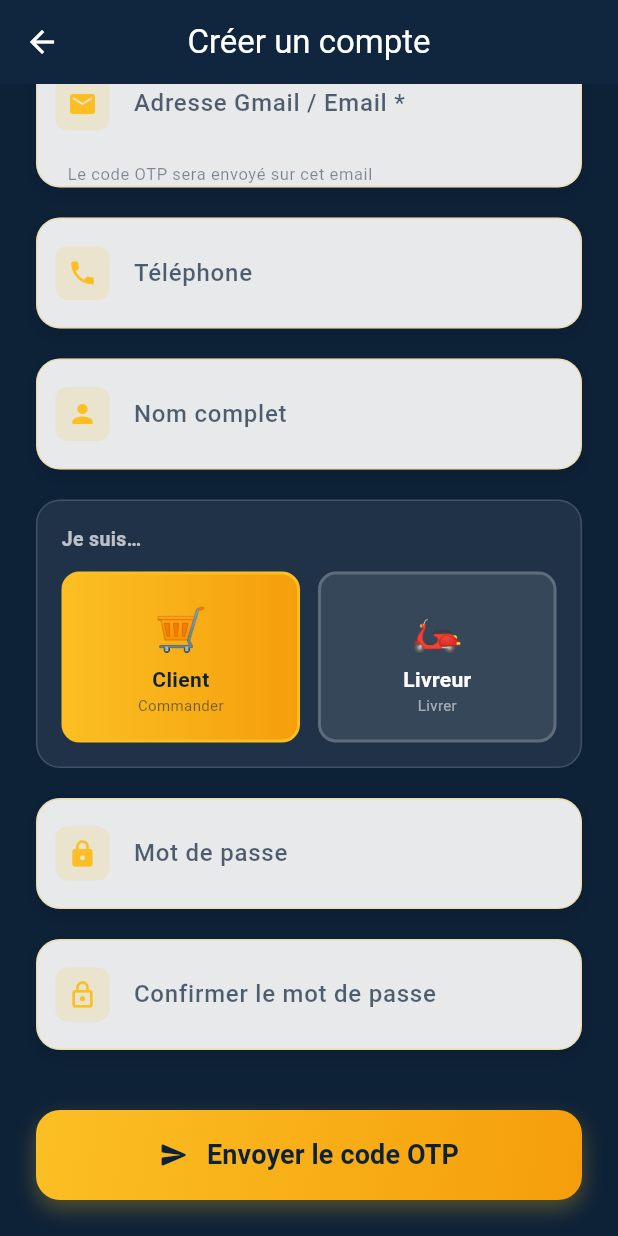
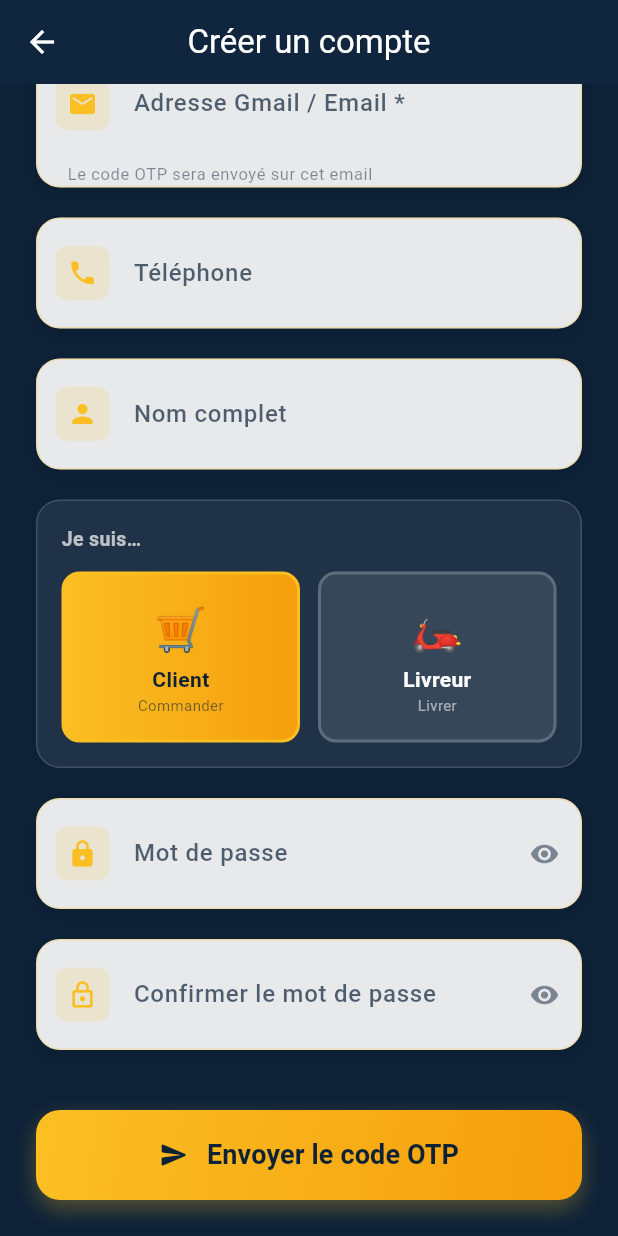
Before and after one commit to Steveghost237/plateforme-marche-publique, a Flutter app: the RegisterScreenOtp screen opened directly, scrolled down 339 dp, on a phone screen of 412 x 824 dp. Run offline on Flutter 3.47's test engine with Material 3 defaults, Android fonts, the phone set to English and light mode, and no system bars; our stand-ins replace cached_network_image, shared_preferences; accounts and stored records are empty.

Commit message:
fix: CodingMailer html field + password visibility toggle in register

```diff
--- a/mobile/lib/screens/register_screen_otp.dart
+++ b/mobile/lib/screens/register_screen_otp.dart
@@ -22,6 +22,8 @@ class _RegisterScreenOtpState extends State<RegisterScreenOtp> {
 
   int _currentStep = 0;
   bool _isLoading = false;
+  bool _obscurePassword = true;
+  bool _obscureConfirmPassword = true;
   String _selectedRole = 'client';
 
   @override
@@ -754,7 +756,7 @@ class _RegisterScreenOtpState extends State<RegisterScreenOtp> {
                   ),
                   child: TextFormField(
                     controller: _passwordController,
-                    obscureText: true,
+                    obscureText: _obscurePassword,
                     style: const TextStyle(
                       color: Color(0xFF0D2137),
                       fontSize: 16,
@@ -782,6 +784,14 @@ class _RegisterScreenOtpState extends State<RegisterScreenOtp> {
                           color: Color(0xFFFBBF24),
                           size: 20,
                         ),
+                      ),
+                      suffixIcon: IconButton(
+                        icon: Icon(
+                          _obscurePassword ? Icons.visibility : Icons.visibility_off,
+                          color: const Color(0xFF0D2137).withOpacity(0.5),
+                          size: 20,
+                        ),
+                        onPressed: () => setState(() => _obscurePassword = !_obscurePassword),
                       ),
                       border: InputBorder.none,
                       contentPadding: const EdgeInsets.symmetric(
@@ -821,7 +831,7 @@ class _RegisterScreenOtpState extends State<RegisterScreenOtp> {
                   ),
                   child: TextFormField(
                     controller: _confirmPasswordController,
-                    obscureText: true,
+                    obscureText: _obscureConfirmPassword,
                     style: const TextStyle(
                       color: Color(0xFF0D2137),
                       fontSize: 16,
@@ -849,6 +859,14 @@ class _RegisterScreenOtpState extends State<RegisterScreenOtp> {
                           color: Color(0xFFFBBF24),
                           size: 20,
                         ),
+                      ),
+                      suffixIcon: IconButton(
+                        icon: Icon(
+                          _obscureConfirmPassword ? Icons.visibility : Icons.visibility_off,
+                          color: const Color(0xFF0D2137).withOpacity(0.5),
+                          size: 20,
+                        ),
+                        onPressed: () => setState(() => _obscureConfirmPassword = !_obscureConfirmPassword),
                       ),
                       border: InputBorder.none,
                       contentPadding: const EdgeInsets.symmetric(
```
Also changed, not shown: 1 other file.
